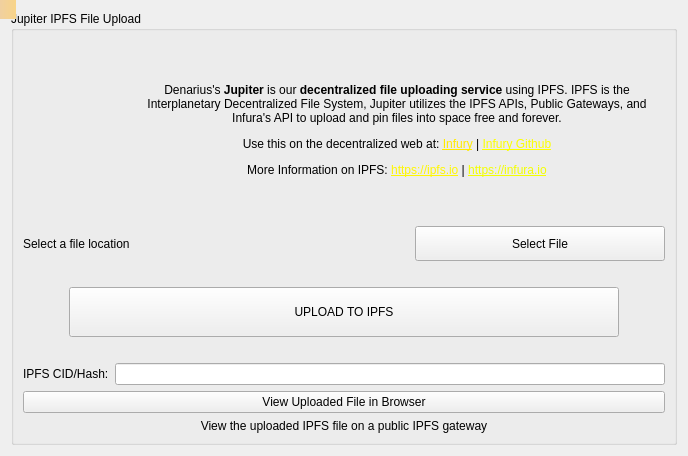
Qt form src/qt/forms/jupiter.ui (metaspartan/denarius) before a commit.
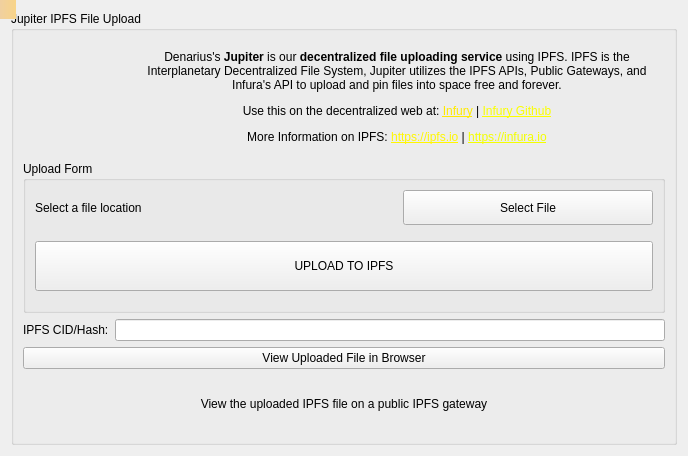
The same form after that commit. Icons and pictures are not drawn.

```diff
--- a/src/qt/forms/jupiter.ui
+++ b/src/qt/forms/jupiter.ui
@@ -32,135 +32,6 @@
       <string>Jupiter IPFS File Upload</string>
      </property>
      <layout class="QGridLayout" name="gridLayout_2">
-      <item row="1" column="0">
-       <layout class="QVBoxLayout" name="verticalLayout_2">
-        <item>
-         <layout class="QHBoxLayout" name="horizontalLayout_2">
-          <property name="bottomMargin">
-           <number>20</number>
-          </property>
-          <item>
-           <widget class="QLabel" name="labelFile">
-            <property name="text">
-             <string>Select a file location</string>
-            </property>
-           </widget>
-          </item>
-          <item>
-           <widget class="QPushButton" name="filePushButton">
-            <property name="sizePolicy">
-             <sizepolicy hsizetype="Fixed" vsizetype="Fixed">
-              <horstretch>0</horstretch>
-              <verstretch>0</verstretch>
-             </sizepolicy>
-            </property>
-            <property name="minimumSize">
-             <size>
-              <width>250</width>
-              <height>35</height>
-             </size>
-            </property>
-            <property name="maximumSize">
-             <size>
-              <width>200</width>
-              <height>16777215</height>
-             </size>
-            </property>
-            <property name="text">
-             <string>Select File</string>
-            </property>
-           </widget>
-          </item>
-         </layout>
-        </item>
-        <item>
-         <layout class="QHBoxLayout" name="horizontalLayout_3">
-          <property name="bottomMargin">
-           <number>20</number>
-          </property>
-          <item>
-           <widget class="QPushButton" name="createPushButton">
-            <property name="sizePolicy">
-             <sizepolicy hsizetype="Fixed" vsizetype="Fixed">
-              <horstretch>0</horstretch>
-              <verstretch>0</verstretch>
-             </sizepolicy>
-            </property>
-            <property name="minimumSize">
-             <size>
-              <width>550</width>
-              <height>50</height>
-             </size>
-            </property>
-            <property name="text">
-             <string>UPLOAD TO IPFS</string>
-            </property>
-           </widget>
-          </item>
-         </layout>
-        </item>
-        <item>
-         <layout class="QHBoxLayout" name="horizontalLayout_6">
-          <item>
-           <widget class="QLabel" name="label">
-            <property name="text">
-             <string>IPFS CID/Hash:</string>
-            </property>
-           </widget>
-          </item>
-          <item>
-           <widget class="QLineEdit" name="lineEdit"/>
-          </item>
-         </layout>
-        </item>
-        <item>
-         <layout class="QHBoxLayout" name="View">
-          <item>
-           <layout class="QVBoxLayout" name="verticalLayout">
-            <item>
-             <widget class="QPushButton" name="checkButton">
-              <property name="enabled">
-               <bool>true</bool>
-              </property>
-              <property name="sizePolicy">
-               <sizepolicy hsizetype="Minimum" vsizetype="Fixed">
-                <horstretch>0</horstretch>
-                <verstretch>0</verstretch>
-               </sizepolicy>
-              </property>
-              <property name="minimumSize">
-               <size>
-                <width>255</width>
-                <height>0</height>
-               </size>
-              </property>
-              <property name="text">
-               <string>View Uploaded File in Browser</string>
-              </property>
-             </widget>
-            </item>
-            <item>
-             <widget class="QLabel" name="checkLabel">
-              <property name="enabled">
-               <bool>true</bool>
-              </property>
-              <property name="text">
-               <string>&lt;html&gt;&lt;head/&gt;&lt;body&gt;&lt;p&gt;View the uploaded IPFS file on a public IPFS gateway&lt;/p&gt;&lt;/body&gt;&lt;/html&gt;</string>
-              </property>
-              <property name="alignment">
-               <set>Qt::AlignCenter</set>
-              </property>
-              <property name="wordWrap">
-               <bool>true</bool>
-              </property>
-             </widget>
-            </item>
-           </layout>
-          </item>
-         </layout>
-        </item>
-       </layout>
-      </item>
       <item row="0" column="0">
        <layout class="QHBoxLayout" name="horizontalLayout">
         <item>
@@ -212,6 +83,157 @@
         </item>
        </layout>
       </item>
+      <item row="2" column="0">
+       <layout class="QVBoxLayout" name="verticalLayout_2">
+        <item>
+         <layout class="QHBoxLayout" name="horizontalLayout_6">
+          <item>
+           <widget class="QLabel" name="hashLabel">
+            <property name="text">
+             <string>IPFS CID/Hash:</string>
+            </property>
+           </widget>
+          </item>
+          <item>
+           <widget class="QLineEdit" name="lineEdit"/>
+          </item>
+         </layout>
+        </item>
+        <item>
+         <layout class="QHBoxLayout" name="View">
+          <item>
+           <layout class="QVBoxLayout" name="verticalLayout">
+            <item>
+             <widget class="QPushButton" name="checkButton">
+              <property name="enabled">
+               <bool>true</bool>
+              </property>
+              <property name="sizePolicy">
+               <sizepolicy hsizetype="Minimum" vsizetype="Fixed">
+                <horstretch>0</horstretch>
+                <verstretch>0</verstretch>
+               </sizepolicy>
+              </property>
+              <property name="minimumSize">
+               <size>
+                <width>255</width>
+                <height>0</height>
+               </size>
+              </property>
+              <property name="text">
+               <string>View Uploaded File in Browser</string>
+              </property>
+             </widget>
+            </item>
+            <item>
+             <widget class="QLabel" name="checkLabel">
+              <property name="enabled">
+               <bool>true</bool>
+              </property>
+              <property name="text">
+               <string>&lt;html&gt;&lt;head/&gt;&lt;body&gt;&lt;p&gt;View the uploaded IPFS file on a public IPFS gateway&lt;/p&gt;&lt;/body&gt;&lt;/html&gt;</string>
+              </property>
+              <property name="alignment">
+               <set>Qt::AlignCenter</set>
+              </property>
+              <property name="wordWrap">
+               <bool>true</bool>
+              </property>
+             </widget>
+            </item>
+           </layout>
+          </item>
+         </layout>
+        </item>
+       </layout>
+      </item>
+      <item row="1" column="0">
+       <widget class="QGroupBox" name="groupBox">
+        <property name="autoFillBackground">
+         <bool>false</bool>
+        </property>
+        <property name="title">
+         <string>Upload Form</string>
+        </property>
+        <layout class="QGridLayout" name="gridLayout_3">
+         <item row="0" column="0">
+          <layout class="QHBoxLayout" name="horizontalLayout_2">
+           <property name="bottomMargin">
+            <number>10</number>
+           </property>
+           <item>
+            <widget class="QLabel" name="labelFile">
+             <property name="text">
+              <string>Select a file location</string>
+             </property>
+            </widget>
+           </item>
+           <item>
+            <widget class="QPushButton" name="filePushButton">
+             <property name="sizePolicy">
+              <sizepolicy hsizetype="Fixed" vsizetype="Fixed">
+               <horstretch>0</horstretch>
+               <verstretch>0</verstretch>
+              </sizepolicy>
+             </property>
+             <property name="minimumSize">
+              <size>
+               <width>250</width>
+               <height>35</height>
+              </size>
+             </property>
+             <property name="maximumSize">
+              <size>
+               <width>200</width>
+               <height>16777215</height>
+              </size>
+             </property>
+             <property name="text">
+              <string>Select File</string>
+             </property>
+            </widget>
+           </item>
+          </layout>
+         </item>
+         <item row="1" column="0">
+          <layout class="QHBoxLayout" name="horizontalLayout_3">
+           <property name="bottomMargin">
+            <number>10</number>
+           </property>
+           <item>
+            <widget class="QPushButton" name="createPushButton">
+             <property name="sizePolicy">
+              <sizepolicy hsizetype="Expanding" vsizetype="Fixed">
+               <horstretch>0</horstretch>
+               <verstretch>0</verstretch>
+              </sizepolicy>
+             </property>
+             <property name="minimumSize">
+              <size>
+               <width>550</width>
+               <height>50</height>
+              </size>
+             </property>
+             <property name="text">
+              <string>UPLOAD TO IPFS</string>
+             </property>
+             <property name="icon">
+              <iconset resource="../bitcoin.qrc">
+               <normaloff>:/icons/jupiter</normaloff>:/icons/jupiter</iconset>
+             </property>
+             <property name="iconSize">
+              <size>
+               <width>32</width>
+               <height>32</height>
+              </size>
+             </property>
+            </widget>
+           </item>
+          </layout>
+         </item>
+        </layout>
+       </widget>
+      </item>
      </layout>
     </widget>
    </item>
```
